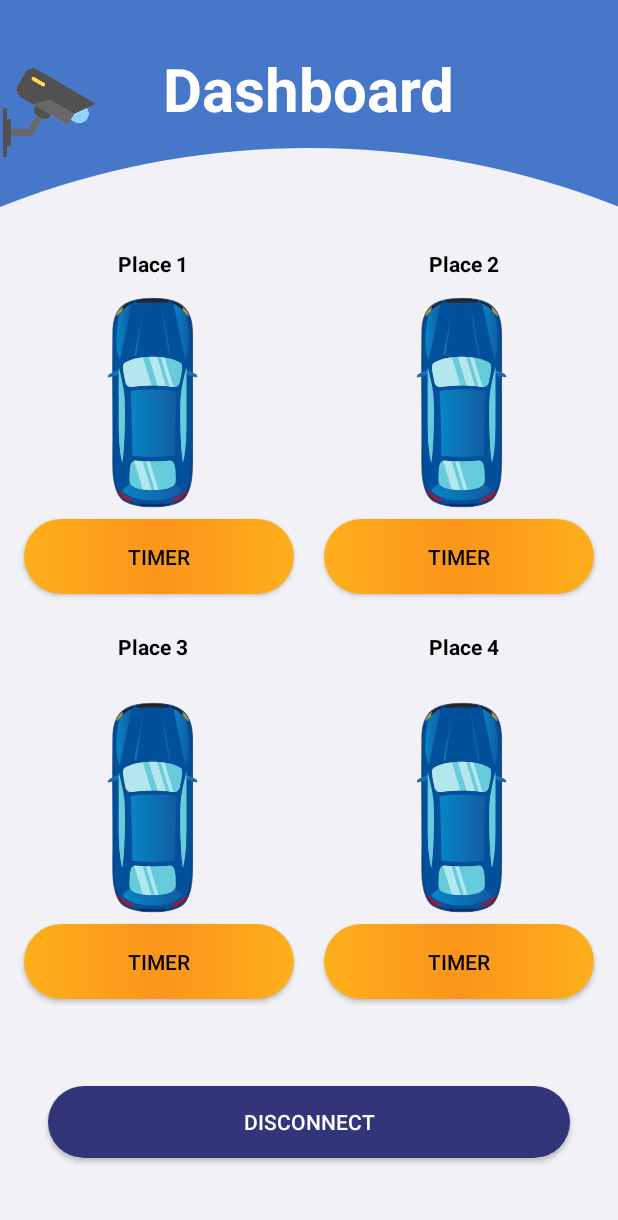
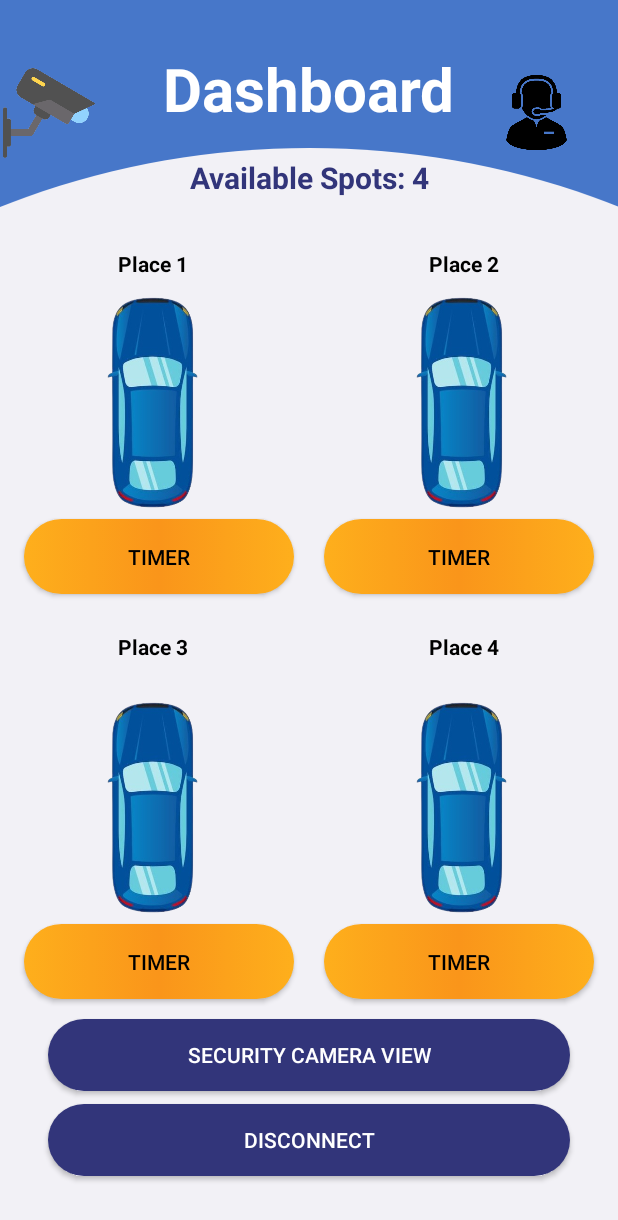
Before and after one commit to yassinema11/SPS2, an Android app: the layout activity_dashboard.xml on its own in the app's theme, with its tools: preview values and no code run, on a phone screen of 412 x 824 dp. Shown: the top 1220 px of the screen. Run offline under Robolectric (Android 15) with nearby library versions, the light colour scheme and no system bars.

Commit message:
5edma mta3 3am Sofiene + help desk + timer update

```diff
--- a/app/src/main/res/layout/activity_dashboard.xml
+++ b/app/src/main/res/layout/activity_dashboard.xml
@@ -43,6 +43,16 @@
                 app:layout_constraintTop_toTopOf="parent"
                 app:srcCompat="@drawable/cctv_left" />
 
+            <ImageView
+                android:id="@+id/helpdesk"
+                android:layout_width="50dp"
+                android:layout_height="50dp"
+                app:layout_constraintBottom_toBottomOf="parent"
+                app:layout_constraintEnd_toEndOf="parent"
+                app:layout_constraintStart_toEndOf="@+id/textView"
+                app:layout_constraintTop_toTopOf="parent"
+                app:srcCompat="@drawable/help_desk" />
+
             <TextView
                 android:id="@+id/textView"
                 android:layout_width="wrap_content"
@@ -55,6 +65,21 @@
                 app:layout_constraintEnd_toEndOf="parent"
                 app:layout_constraintStart_toStartOf="parent"
                 app:layout_constraintTop_toTopOf="parent" />
+
+            <TextView
+                android:id="@+id/available_spots_text"
+                android:layout_width="wrap_content"
+                android:layout_height="wrap_content"
+                android:text="Available Spots: 4"
+                android:textSize="20sp"
+                android:textStyle="bold"
+                android:textColor="@color/dark_blue"
+                android:gravity="center"
+                app:layout_constraintTop_toBottomOf="@id/textView"
+                app:layout_constraintStart_toStartOf="parent"
+                app:layout_constraintEnd_toEndOf="parent"
+                app:layout_constraintBottom_toBottomOf="parent" />
+
 
         </androidx.constraintlayout.widget.ConstraintLayout>
 
@@ -142,7 +167,6 @@
                     android:layout_height="50dp"
                     android:layout_marginLeft="20dp"
                     android:layout_marginRight="10dp"
-                    android:enabled="true"
                     android:textColor="@color/black"
                     android:background="@drawable/orange_button"
                     android:text="Timer" />
@@ -154,7 +178,6 @@
                     android:layout_height="50dp"
                     android:layout_marginLeft="10dp"
                     android:layout_marginRight="20dp"
-                    android:enabled="true"
                     android:background="@drawable/orange_button"
                     android:text="Timer" />
             </LinearLayout>
@@ -237,10 +260,8 @@
                 android:orientation="horizontal"
                 app:layout_constraintBottom_toBottomOf="parent"
                 app:layout_constraintEnd_toEndOf="parent"
-                app:layout_constraintHorizontal_bias="0.0"
                 app:layout_constraintStart_toStartOf="parent"
-                app:layout_constraintTop_toBottomOf="@+id/img2"
-                app:layout_constraintVertical_bias="0.0">
+                app:layout_constraintTop_toBottomOf="@+id/img2">
 
                 <Button
                     android:id="@+id/btnp3"
@@ -248,25 +269,37 @@
                     android:layout_height="50dp"
                     android:layout_marginLeft="20dp"
                     android:layout_marginRight="10dp"
+                    android:textColor="@color/black"
                     android:background="@drawable/orange_button"
-                    android:enabled="true"
-                    android:text="Timer"
-                    android:textColor="@color/black" />
+                    android:text="Timer" />
 
                 <Button
                     android:id="@+id/btnp4"
                     android:layout_width="180dp"
                     android:layout_height="50dp"
                     android:layout_marginLeft="10dp"
+                    android:textColor="@color/black"
                     android:layout_marginRight="20dp"
                     android:background="@drawable/orange_button"
-                    android:enabled="true"
-                    android:text="Timer"
-                    android:textColor="@color/black" />
+                    android:text="Timer" />
             </LinearLayout>
 
         </androidx.constraintlayout.widget.ConstraintLayout>
     </LinearLayout>
+
+    <Button
+        android:id="@+id/camView"
+        android:layout_width="match_parent"
+        android:layout_height="wrap_content"
+        android:layout_marginStart="32dp"
+        android:layout_marginEnd="32dp"
+        android:background="@drawable/buton_background"
+        android:text="Security Camera View"
+        app:layout_constraintBottom_toTopOf="@+id/disconnect"
+        app:layout_constraintEnd_toEndOf="parent"
+        app:layout_constraintHorizontal_bias="0.0"
+        app:layout_constraintStart_toStartOf="parent"
+        app:layout_constraintTop_toBottomOf="@+id/linearLayout2" />
 
     <Button
         android:id="@+id/disconnect"
@@ -274,12 +307,12 @@
         android:layout_height="wrap_content"
         android:layout_marginStart="32dp"
         android:layout_marginEnd="32dp"
+        android:layout_marginBottom="32dp"
         android:background="@drawable/buton_background"
         android:text="Disconnect"
+        app:layout_constraintTop_toBottomOf="@+id/camView"
         app:layout_constraintBottom_toBottomOf="parent"
         app:layout_constraintEnd_toEndOf="parent"
-        app:layout_constraintHorizontal_bias="0.0"
-        app:layout_constraintStart_toStartOf="parent"
-        app:layout_constraintTop_toBottomOf="@+id/linearLayout2" />
+        app:layout_constraintStart_toStartOf="parent" />
 
 </androidx.constraintlayout.widget.ConstraintLayout>
```
Also changed, not shown: app/src/main/java/smart/parking/solution/Dashboard.java (+99 -66 lines), app/src/main/res/drawable/help_desk.png (added).
